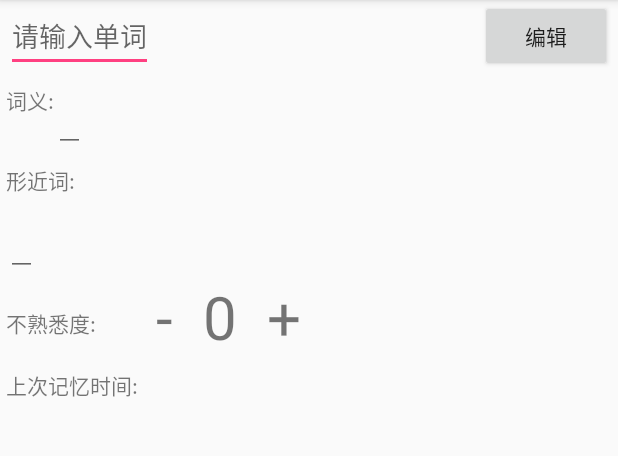
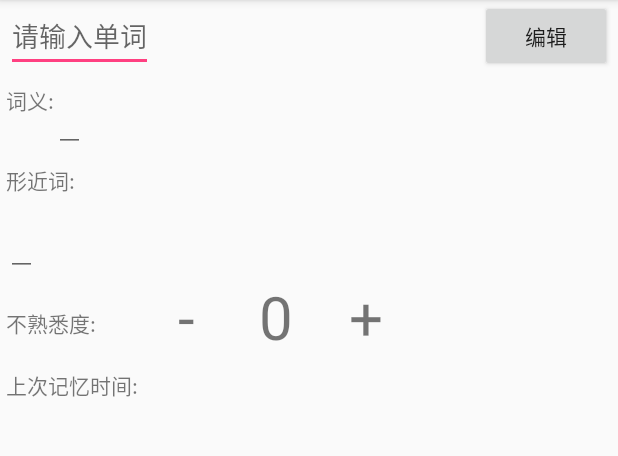
Before and after one commit to liuguicen/MemoryNote, an Android app: the WordDetailActivity screen opened directly, with no data from a screen before it, on a phone screen of 412 x 824 dp, the part 84-540 px from its top. Run offline under Robolectric (Android 15) with nearby library versions, the phone set to English and light mode, and no system bars; 5 statements that could not run were skipped.

Commit message:
fix and complement some UI problem

```diff
--- a/memory-note/src/main/java/com/lgc/memorynote/wordDetail/WordDetailActivity.java
+++ b/memory-note/src/main/java/com/lgc/memorynote/wordDetail/WordDetailActivity.java
@@ -37,7 +37,7 @@ public class WordDetailActivity extends AppCompatActivity implements WordDetailC
         mPresenter = new WordDetailPresenter(
                 new WordDetailDataSourceImpl(this.getApplicationContext()), this);
         initView();
-        mPresenter.initDate(getIntent()); // 要在View初始化之后调用
+        mPresenter.initAndShowData(getIntent()); // 要在View初始化之后调用
     }
 
     private void initView() {
@@ -47,6 +47,9 @@ public class WordDetailActivity extends AppCompatActivity implements WordDetailC
         mTvStrangeDegree     = (TextView) findViewById(R.id.value_strange_degree);
         mTvLastRememberTime  = (TextView) findViewById(R.id.last_remember_time);
         mBtnEdit             = (Button) findViewById(R.id.btn_word_detail_edit);
+        mBtnEdit.setOnClickListener(this);
+        findViewById(R.id.add_strange_degree).setOnClickListener(this);
+        findViewById(R.id.reduce_strange_degree).setOnClickListener(this);
 
         mTvWordName.addTextChangedListener(new TextWatcher() {
             @Override
@@ -86,10 +89,25 @@ public class WordDetailActivity extends AppCompatActivity implements WordDetailC
         mTvWordMeaning.setFocusable(isInEdit);
         mTvSimilarWord.setFocusable(isInEdit);
         if (isInEdit) {
+            mBtnEdit.setText(getString(R.string.edit_finish));
+        } else {
             mBtnEdit.setText(getString(R.string.edit));
-        } else {
-            mBtnEdit.setText(getString(R.string.edit_finish));
         }
+    }
+
+    @Override
+    public String getInputWordName() {
+        return mTvWordName.getText().toString();
+    }
+
+    @Override
+    public String getInputWordMeaning() {
+        return mTvWordMeaning.getText().toString();
+    }
+
+    @Override
+    public String getInputSimilarWords() {
+        return mTvSimilarWord.getText().toString();
     }
 
     @Override
--- a/memory-note/src/main/java/com/lgc/memorynote/wordDetail/WordDetailContract.java
+++ b/memory-note/src/main/java/com/lgc/memorynote/wordDetail/WordDetailContract.java
@@ -29,6 +29,10 @@ public interface WordDetailContract {
         void showLastRememberTime(long lastRememberTime);
 
         void switchEdit(boolean mIsInEdit);
+
+        String getInputWordName();
+        String getInputWordMeaning();
+        String getInputSimilarWords();
     }
 
     interface Presenter extends BasePresenter {
@@ -58,7 +62,7 @@ public interface WordDetailContract {
 
         void setLastRememberTime();
 
-        void initDate(Intent intent);
+        void initAndShowData(Intent intent);
     }
 
 }
--- a/memory-note/src/main/java/com/lgc/memorynote/wordList/Command.java
+++ b/memory-note/src/main/java/com/lgc/memorynote/wordList/Command.java
@@ -69,7 +69,7 @@ public class Command {
      */
     public static List<Word> orderByCommand(List<String> commandList, List<Word> wordList) {
         List<Word> resultList = new ArrayList<>(wordList.size());
-        Collections.copy(resultList, wordList);
+        resultList.addAll(wordList);
 
         // 第一步，如果是搜索，搜索出满足条件的
         for (int i = commandList.size() - 1; i >= 0; i--) {
--- a/memory-note/src/main/java/com/lgc/memorynote/wordList/WordListActivity.java
+++ b/memory-note/src/main/java/com/lgc/memorynote/wordList/WordListActivity.java
@@ -15,6 +15,7 @@ import android.view.View;
 import android.widget.TextView;
 
 import com.lgc.memorynote.R;
+import com.lgc.memorynote.base.Logcat;
 import com.lgc.memorynote.wordDetail.Word;
 import com.lgc.memorynote.wordDetail.WordDetailActivity;
 
@@ -59,6 +60,7 @@ public class WordListActivity extends AppCompatActivity implements WordListContr
                 } else {
                     mTvCommand.setMaxLines(1);
                 }
+                mTvCommand.requestLayout();
             }
         });
 
@@ -88,11 +90,12 @@ public class WordListActivity extends AppCompatActivity implements WordListContr
 
     @Override
     public void updateCommandText(List<String> commandList) {
+        Logcat.d();
         StringBuilder sb = new StringBuilder();
         for (int i = 0; i < commandList.size(); i++) {
             sb.append(commandList.get(i));
             if (i < commandList.size() -1) {
-                sb.append("|");
+                sb.append(" | ");
             }
         }
         String commandString = sb.toString();
--- a/memory-note/src/main/res/layout/activity_word_detail.xml
+++ b/memory-note/src/main/res/layout/activity_word_detail.xml
@@ -69,6 +69,8 @@
             style="@style/StrangeDegreeItem"
             android:layout_marginStart="40dp"
             android:text="-"
+            android:minWidth="40dp"
+            android:gravity="center"
             app:layout_constraintStart_toEndOf="@+id/strange_degree_name"
             app:layout_constraintTop_toBottomOf="@+id/similar_word_layout" />
 
@@ -94,6 +96,8 @@
 
         <TextView
             android:id="@+id/last_remember_time"
-            style="@style/WordDetailEditItem" />
+            style="@style/WordDetailEditItem"
+            app:layout_constraintBottom_toBottomOf="parent"
+            app:layout_constraintStart_toEndOf="@+id/last_remember_time_name"/>
     </android.support.constraint.ConstraintLayout>
 </ScrollView>
--- a/memory-note/src/main/res/values/styles.xml
+++ b/memory-note/src/main/res/values/styles.xml
@@ -25,6 +25,8 @@
         <item name="android:layout_width">wrap_content</item>
         <item name="android:layout_height">wrap_content</item>
         <item name="android:textSize">40sp</item>
+        <item name="android:minWidth">40dp</item>
+        <item name="android:gravity">center</item>
         <item name="android:layout_marginStart" tools:targetApi="jelly_bean_mr1">@dimen/strange_degree_item_margin</item>
         <item name="android:layout_marginEnd" tools:targetApi="jelly_bean_mr1">@dimen/strange_degree_item_margin</item>
     </style>
```
Also changed, not shown: memory-note/src/main/java/com/lgc/memorynote/base/Util.java (added, +164 -0 lines), memory-note/src/main/java/com/lgc/memorynote/wordDetail/WordDetailPresenter.java (+17 -1 lines), memory-note/src/main/java/com/lgc/memorynote/wordList/WordListPresenter.java (+5 -2 lines), memory-note/src/main/res/layout/activity_word_list.xml (+13 -12 lines).
